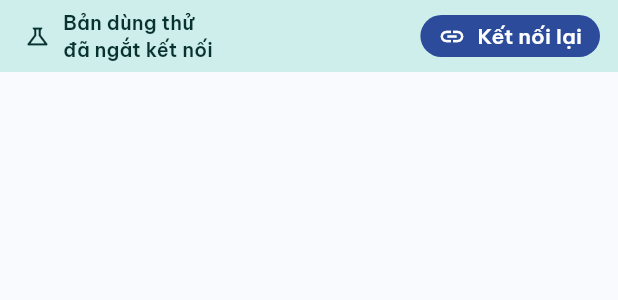
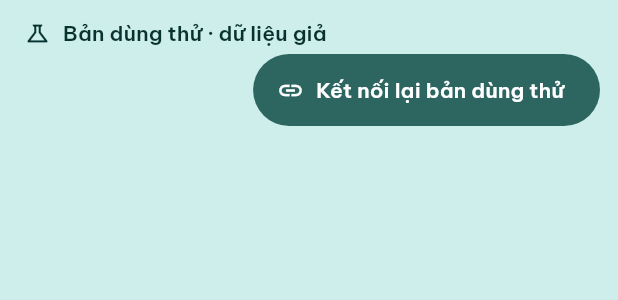
Before and after one commit to CyrusDev1512/PersonalApp, a Flutter app: the DemoBanner widget shown alone on an empty page, opened directly with empty values, on a phone screen of 412 x 824 dp. Shown: the top 300 px of the screen. Run offline on Flutter 3.47's test engine with Material 3 defaults, Android fonts, the phone set to English and light mode, and no system bars; our stand-ins replace firebase_core, firebase_messaging, shared_preferences; accounts and stored records are empty.

Commit message:
WIP checkpoint: redesign and setup kit in progress
Co-Authored-By: Claude Opus 5.5 <noreply@anthropic.com>
Claude-Session: https://claude.ai/code/session_01RMJPJK3CQRfNkoveDHcPKQ

```diff
--- a/mobile/lib/demo/demo_controls.dart
+++ b/mobile/lib/demo/demo_controls.dart
@@ -1,11 +1,12 @@
-import 'dart:math' as math;
-
 import 'package:flutter/material.dart';
 import 'package:provider/provider.dart';
 
 import '../state/app_state.dart';
 import '../theme/app_theme.dart';
+import '../theme/tokens.dart';
 import '../utils/currency.dart';
+import '../widgets/form_parts.dart';
+import '../widgets/list_group.dart';
 import 'demo_backend.dart';
 
 /// Họ font emoji / ký hiệu mà bản dùng thử nạp sẵn (main_demo.dart) để không phải tải font từ Internet.
@@ -148,39 +149,36 @@ class _DemoBannerState extends State<DemoBanner> {
 
   @override
   Widget build(BuildContext context) {
-    final scheme = Theme.of(context).colorScheme;
+    final theme = Theme.of(context);
+    final scheme = theme.colorScheme;
     final connected = context.select<AppState, bool>((s) => s.isConnected);
-    final text = Theme.of(context).textTheme;
-    final labelStyle = text.labelMedium?.copyWith(color: scheme.onTertiaryContainer);
-    Widget button({required bool narrow}) => connected
-        ? FilledButton.icon(
-            key: const Key('demo_simulate'),
-            onPressed: _busy ? null : _openSheet,
+    final labelStyle = theme.textTheme.labelLarge!.copyWith(color: scheme.onTertiaryContainer);
+    final buttonText = connected ? 'Giả lập biến động số dư' : 'Kết nối lại bản dùng thử';
+    // Nút demo không dùng màu men lam (dành cho "Thêm mục tiêu"): filled `tertiary` trên dải `tertiaryContainer`.
+    final button = FilledButton.icon(
+      key: Key(connected ? 'demo_simulate' : 'demo_reconnect'),
+      onPressed: _busy ? null : (connected ? _openSheet : _reconnect),
       style: FilledButton.styleFrom(
-              visualDensity: VisualDensity.compact,
-              padding: const EdgeInsets.symmetric(horizontal: 12),
-              tapTargetSize: MaterialTapTargetSize.shrinkWrap,
-              minimumSize: const Size(0, 36),
+        backgroundColor: scheme.tertiary,
+        foregroundColor: scheme.onTertiary,
+        padding: const EdgeInsetsDirectional.only(start: Space.s4, end: Space.s6),
+        tapTargetSize: MaterialTapTargetSize.padded,
       ),
-            icon: const Icon(Icons.bolt, size: 18),
-            label: const Text('Giả lập biến động số dư', maxLines: 1, overflow: TextOverflow.ellipsis),
-          )
-        : FilledButton.icon(
-            key: const Key('demo_reconnect'),
-            onPressed: _busy ? null : _reconnect,
-            style: FilledButton.styleFrom(
-              visualDensity: VisualDensity.compact,
-              padding: const EdgeInsets.symmetric(horizontal: 12),
-              tapTargetSize: MaterialTapTargetSize.shrinkWrap,
-              minimumSize: const Size(0, 36),
-            ),
-            icon: const Icon(Icons.link, size: 18),
-            // Màn hẹp: chữ ngắn để nhãn "đã ngắt kết nối" bên trái không bị cắt; trình đọc màn hình vẫn đọc đủ câu.
-            label: Text(
-              narrow ? 'Kết nối lại' : 'Kết nối lại bản dùng thử',
-              semanticsLabel: 'Kết nối lại bản dùng thử',
-              maxLines: 1,
-              overflow: TextOverflow.ellipsis,
+      icon: Icon(connected ? Icons.bolt : Icons.link, size: 18),
+      label: Text(buttonText),
+    );
+    const labelText = 'Bản dùng thử · dữ liệu giả';
+    final label = Semantics(
+      container: true,
+      label: 'Bản dùng thử, dữ liệu giả',
+      excludeSemantics: true,
+      child: Row(
+        mainAxisSize: MainAxisSize.min,
+        children: [
+          Icon(Icons.science_outlined, size: 18, color: scheme.onTertiaryContainer),
+          const SizedBox(width: Space.s2),
+          Flexible(child: Text(labelText, style: labelStyle)),
+        ],
       ),
     );
     return Material(
@@ -188,16 +186,12 @@ class _DemoBannerState extends State<DemoBanner> {
       child: SafeArea(
         bottom: false,
         child: Padding(
-          padding: const EdgeInsets.fromLTRB(16, 6, 12, 6),
+          padding: const EdgeInsetsDirectional.only(start: Space.s4, end: Space.s3),
           child: LayoutBuilder(
             builder: (context, constraints) {
-              final narrow = constraints.maxWidth < 460;
-              // Nhãn chỉ chiếm phần nó cần (tối đa [maxLabel]); nút lấy phần còn lại, thiếu chỗ thì rút gọn chữ.
-              // Màn hẹp: nhãn hai dòng, rộng bằng dòng dài nhất đo theo font thật (icon 18 + khoảng 8), để không
-              // bao giờ mất chữ "dữ liệu giả" / "đã ngắt kết nối".
-              double lineWidth(String line) {
+              double textWidth(String text) {
                 final painter = TextPainter(
-                  text: TextSpan(text: line, style: labelStyle),
+                  text: TextSpan(text: text, style: labelStyle),
                   textDirection: Directionality.of(context),
                   textScaler: MediaQuery.textScalerOf(context),
                   maxLines: 1,
@@ -207,41 +201,32 @@ class _DemoBannerState extends State<DemoBanner> {
                 return width;
               }
 
-              final lines = ['Bản dùng thử', if (connected) 'dữ liệu giả' else 'đã ngắt kết nối'];
-              final maxLabel = narrow ? 18 + 8 + lines.map(lineWidth).reduce(math.max) + 1 : 280.0;
-              return Row(
+              // Như OverflowBar: nhãn và nút chung một hàng khi cả hai vừa ở bề rộng tự nhiên; không thì nút
+              // xuống hàng thứ hai, căn cuối. Không bao giờ cắt chữ.
+              final labelWidth = 18 + Space.s2 + textWidth(labelText);
+              final buttonWidth = Space.s4 + 18 + Space.s2 + textWidth(buttonText) + Space.s6;
+              final oneRow = labelWidth + Space.s4 + buttonWidth <= constraints.maxWidth;
+              if (oneRow) {
+                return ConstrainedBox(
+                  constraints: const BoxConstraints(minHeight: AppLayout.touchTargetMin),
+                  child: Row(
                     mainAxisAlignment: MainAxisAlignment.spaceBetween,
                     children: [
-                  ConstrainedBox(
-                    constraints: BoxConstraints(maxWidth: maxLabel),
-                    child: Row(
-                      mainAxisSize: MainAxisSize.min,
-                      children: [
-                        Icon(Icons.science_outlined, size: 18, color: scheme.onTertiaryContainer),
-                        const SizedBox(width: 8),
-                        Flexible(
-                          child: Semantics(
-                            container: true,
-                            label: connected ? 'Bản dùng thử · dữ liệu giả' : 'Bản dùng thử · đã ngắt kết nối',
-                            excludeSemantics: true,
-                            child: Text(
-                              switch ((connected, narrow)) {
-                                (true, true) => 'Bản dùng thử\ndữ liệu giả',
-                                (true, false) => 'Bản dùng thử · dữ liệu giả',
-                                (false, true) => 'Bản dùng thử\nđã ngắt kết nối',
-                                (false, false) => 'Bản dùng thử · đã ngắt kết nối',
-                              },
-                              style: labelStyle,
-                              maxLines: 2,
-                              overflow: TextOverflow.ellipsis,
-                            ),
-                          ),
-                        ),
+                      Flexible(child: label),
+                      const SizedBox(width: Space.s4),
+                      button,
                     ],
                   ),
+                );
+              }
+              return Column(
+                crossAxisAlignment: CrossAxisAlignment.stretch,
+                children: [
+                  Padding(
+                    padding: const EdgeInsets.only(top: Space.s3, bottom: Space.s1),
+                    child: Align(alignment: AlignmentDirectional.centerStart, child: label),
                   ),
-                  const SizedBox(width: 8),
-                  Flexible(child: button(narrow: narrow)),
+                  Align(alignment: AlignmentDirectional.centerEnd, child: button),
                 ],
               );
             },
@@ -336,7 +321,7 @@ Future<DemoSheetAction?> showDemoSimulateSheet(BuildContext context, {required D
     isScrollControlled: true,
     showDragHandle: true,
     useSafeArea: true,
-    constraints: BoxConstraints(maxWidth: 640, maxHeight: MediaQuery.sizeOf(context).height * 0.9),
+    constraints: AppLayout.sheetConstraints(context),
     builder: (_) => DemoSimulateSheet(accounts: backend.bankAccounts),
   );
 }
@@ -406,70 +391,63 @@ class _DemoSimulateSheetState extends State<DemoSimulateSheet> {
   @override
   Widget build(BuildContext context) {
     final theme = Theme.of(context);
+    final scheme = theme.colorScheme;
+    final text = theme.textTheme;
     final vcb = widget.accounts.where((a) => a.id == _defaultAccount).firstOrNull;
     return SingleChildScrollView(
-      padding: EdgeInsets.fromLTRB(16, 0, 16, 16 + MediaQuery.viewInsetsOf(context).bottom),
+      padding: EdgeInsets.fromLTRB(Space.s5, 0, Space.s5, Space.s5 + MediaQuery.viewInsetsOf(context).bottom),
       child: Column(
         crossAxisAlignment: CrossAxisAlignment.stretch,
         children: [
-          Text('Giả lập biến động số dư', style: theme.textTheme.titleLarge),
-          const SizedBox(height: 4),
+          Semantics(
+            header: true,
+            child: Text('Giả lập biến động số dư', style: text.headlineSmall?.copyWith(color: scheme.onSurface)),
+          ),
+          const SizedBox(height: Space.s1),
           Text(
             'Tạo một giao dịch ngân hàng giả như webhook SePay gửi về. App tính lại mức an toàn, tạo cảnh báo '
             'và gửi thông báo đẩy khi cảnh báo quan trọng.',
-            style: theme.textTheme.bodyMedium?.copyWith(color: theme.colorScheme.onSurfaceVariant),
+            style: text.bodyMedium?.copyWith(color: scheme.onSurfaceVariant),
           ),
-          const SizedBox(height: 12),
-          if (vcb != null)
-            Text('Mẫu có sẵn · ${vcb.name}', style: theme.textTheme.labelLarge)
-          else
-            Text('Mẫu có sẵn', style: theme.textTheme.labelLarge),
-          const SizedBox(height: 4),
-          Card(
-            margin: EdgeInsets.zero,
-            child: Column(
+          const SizedBox(height: Space.s6),
+          Text(vcb != null ? 'Mẫu có sẵn · ${vcb.name}' : 'Mẫu có sẵn', style: text.titleSmall),
+          const SizedBox(height: Space.s2),
+          ListGroup(
             children: [
               for (final p in _presets)
                 ListTile(
                   key: Key('demo_preset_${p.key}'),
                   enabled: vcb != null,
-                    leading: Icon(p.icon),
+                  leading: LeadingDisc(icon: p.icon),
                   title: Text(p.title),
                   subtitle: Text(p.subtitle),
-                    trailing: const Icon(Icons.chevron_right),
                   onTap: () => _pick(p),
                 ),
             ],
           ),
+          const SizedBox(height: Space.s6),
+          Text('Tự nhập', style: text.titleSmall),
+          const SizedBox(height: Space.s2),
+          AdaptiveSegmentedButton<String>(
+            choices: const [
+              SegmentChoice('out', 'Tiền ra', icon: Icons.north_east),
+              SegmentChoice('in', 'Tiền vào', icon: Icons.south_west),
+            ],
+            selected: _direction,
+            onChanged: (v) => setState(() => _direction = v),
           ),
-          const SizedBox(height: 16),
-          Text('Tự nhập', style: theme.textTheme.labelLarge),
-          const SizedBox(height: 8),
-          SegmentedButton<String>(
-            segments: const [
-              ButtonSegment(value: 'out', label: Text('Tiền ra'), icon: Icon(Icons.arrow_upward)),
-              ButtonSegment(value: 'in', label: Text('Tiền vào'), icon: Icon(Icons.arrow_downward)),
-            ],
-            selected: {_direction},
-            onSelectionChanged: (s) => setState(() => _direction = s.first),
-          ),
-          const SizedBox(height: 12),
-          TextField(
+          const SizedBox(height: Space.s4),
+          MoneyField(
             key: const Key('demo_amount'),
             controller: _amount,
-            keyboardType: TextInputType.number,
-            inputFormatters: const [VndInputFormatter()],
-            decoration: InputDecoration(
-              labelText: 'Số tiền',
-              suffixText: 'đ',
+            label: 'Số tiền',
+            hint: 'VD: 120.000',
             errorText: _amountError,
-              border: const OutlineInputBorder(),
-            ),
             onChanged: (_) {
               if (_amountError != null) setState(() => _amountError = null);
             },
           ),
-          const SizedBox(height: 12),
+          const SizedBox(height: Space.s4),
           TextField(
             key: const Key('demo_content'),
             controller: _content,
@@ -478,28 +456,28 @@ class _DemoSimulateSheetState extends State<DemoSimulateSheet> {
               labelText: 'Nội dung chuyển khoản',
               hintText: 'VD: GRABFOOD COM TAM',
               helperText: 'Nội dung khớp luật sẽ được tự phân loại (GRABFOOD → Ăn uống, LUONG → Thu nhập…)',
-              helperMaxLines: 2,
-              border: OutlineInputBorder(),
             ),
           ),
-          const SizedBox(height: 12),
+          const SizedBox(height: Space.s4),
           DropdownButtonFormField<int>(
             key: const Key('demo_account'),
             initialValue: _accountId,
             isExpanded: true,
-            decoration: const InputDecoration(labelText: 'Tài khoản', border: OutlineInputBorder()),
+            decoration: const InputDecoration(labelText: 'Tài khoản'),
             items: [for (final a in widget.accounts) DropdownMenuItem(value: a.id, child: Text(_accountLabel(a)))],
             onChanged: (v) => setState(() => _accountId = v),
           ),
-          const SizedBox(height: 12),
+          const SizedBox(height: Space.s4),
           FilledButton.icon(
             key: const Key('demo_custom_submit'),
             onPressed: _accountId == null ? null : _submitCustom,
-            icon: const Icon(Icons.send),
+            style: FilledButton.styleFrom(backgroundColor: scheme.tertiary, foregroundColor: scheme.onTertiary),
+            icon: const Icon(Icons.bolt),
             label: const Text('Tạo biến động'),
           ),
-          const SizedBox(height: 8),
-          const Divider(height: 24),
+          const SizedBox(height: Space.s6),
+          const Divider(),
+          const SizedBox(height: Space.s4),
           OutlinedButton.icon(
             key: const Key('demo_reset'),
             onPressed: () => Navigator.pop(context, const DemoReset()),
```
Also changed, not shown: 1 other file. Lines whose indentation alone changed are shown as unchanged.
